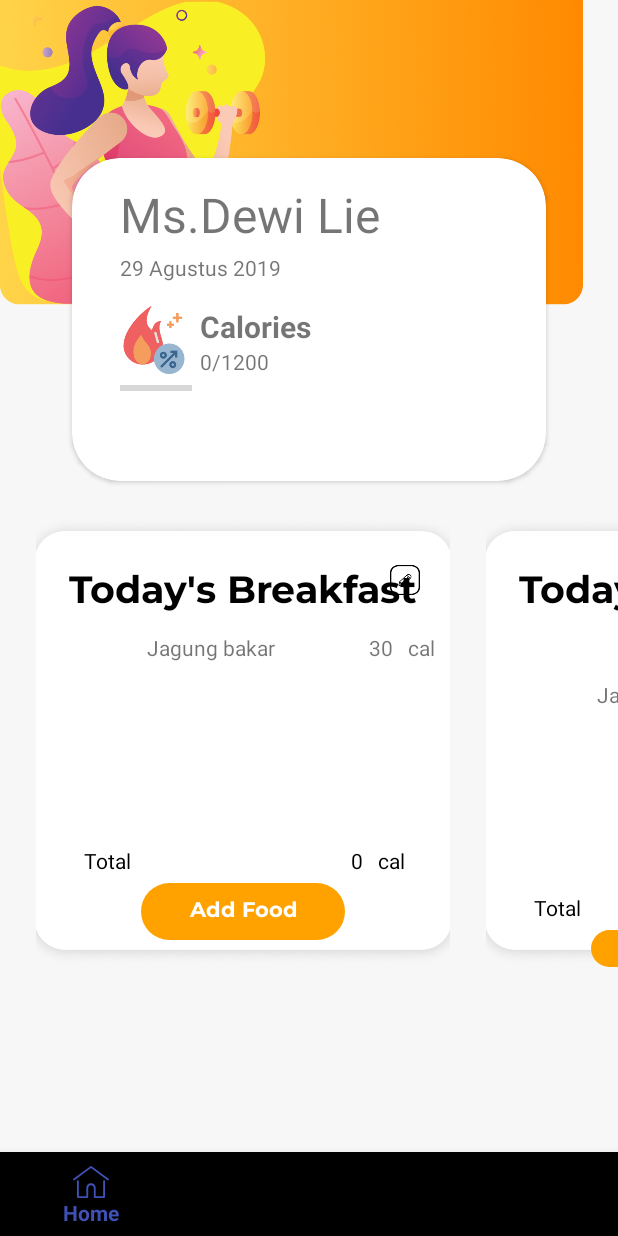
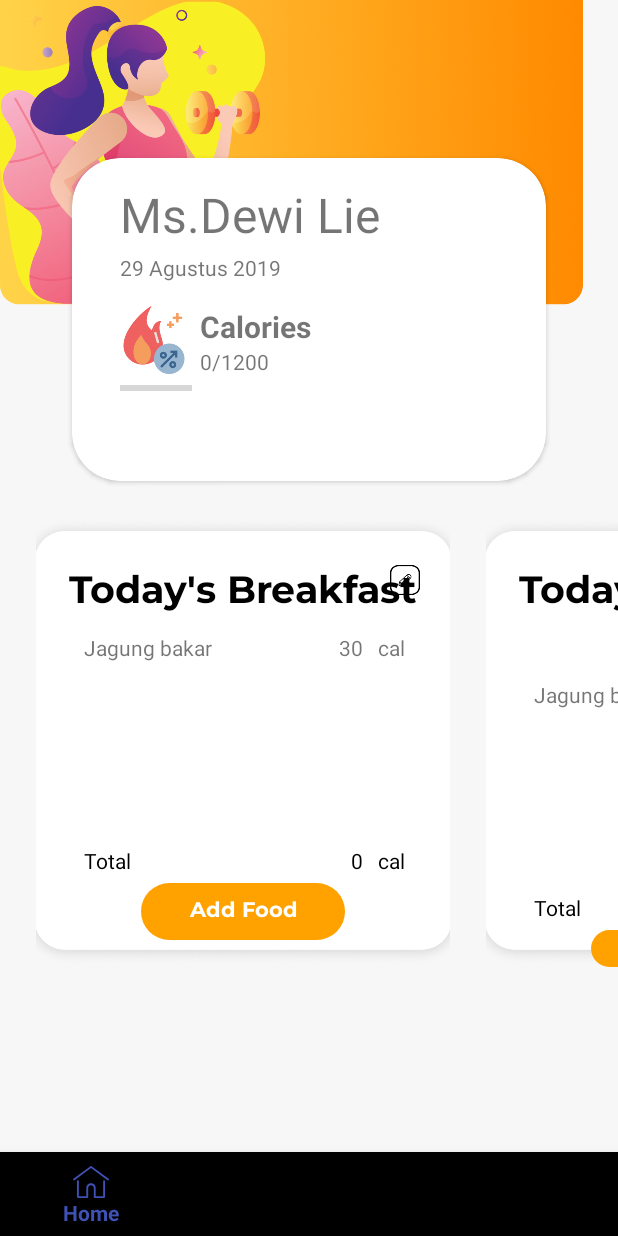
Before and after one commit to dewiiliie07/DiabetterV1, an Android app: the HomeFragment screen opened directly, with no data from a screen before it, on a phone screen of 412 x 824 dp. Run offline under Robolectric (Android 15) with nearby library versions, the phone set to English and light mode, and no system bars; libraries missing offline, so code that uses them is left out: android.support.design, com.jaeger.library.

Commit message:
Fixing yang tadi

```diff
--- a/app/src/main/res/layout/add_food.xml
+++ b/app/src/main/res/layout/add_food.xml
@@ -54,6 +54,7 @@
                 android:layout_height="126dp"
                 android:layout_below="@+id/tv_title"
                 android:layout_marginBottom="16dp"
+                android:layout_marginRight="20dp"
                 ></android.support.v7.widget.RecyclerView>
 
             <TextView
--- a/app/src/main/res/layout/child_food_choosen.xml
+++ b/app/src/main/res/layout/child_food_choosen.xml
@@ -3,13 +3,11 @@
     xmlns:android="http://schemas.android.com/apk/res/android" android:layout_width="match_parent"
     android:layout_height="match_parent">
     <RelativeLayout
-        android:layout_marginLeft="32dp"
         android:layout_width="300dp"
         android:layout_height="300dp">
                 <TextView
                     android:id="@+id/tv_food_choosen_child"
                     android:text="Food"
-                    android:paddingLeft="10dp"
                     android:layout_width="wrap_content"
                     android:layout_height="wrap_content"/>
                 <TextView
```
